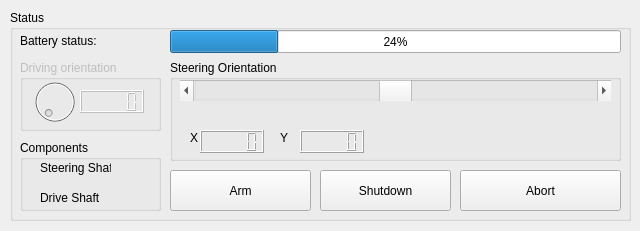
Before: the Qt Designer form CPI-UI/atvwindow.ui in madmilla/THO78-Roborescue, drawn with Qt 5.
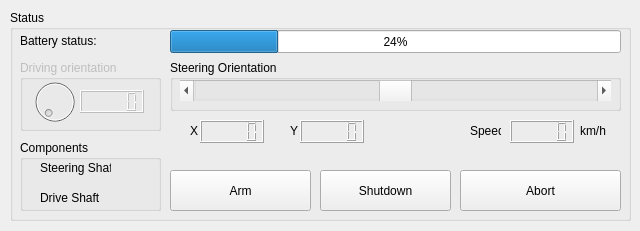
After: the same form once the commit is applied.

Commit message: ATV dinges adde

```diff
--- a/CPI-UI/atvwindow.ui
+++ b/CPI-UI/atvwindow.ui
@@ -84,7 +84,7 @@
        <x>160</x>
        <y>50</y>
        <width>451</width>
-       <height>101</height>
+       <height>51</height>
       </rect>
      </property>
      <property name="title">
@@ -115,52 +115,6 @@
        <bool>true</bool>
       </property>
      </widget>
-     <widget class="QLCDNumber" name="xLCD">
-      <property name="geometry">
-       <rect>
-        <x>30</x>
-        <y>70</y>
-        <width>64</width>
-        <height>23</height>
-       </rect>
-      </property>
-     </widget>
-     <widget class="QLCDNumber" name="yLCD">
-      <property name="geometry">
-       <rect>
-        <x>130</x>
-        <y>70</y>
-        <width>64</width>
-        <height>23</height>
-       </rect>
-      </property>
-     </widget>
-     <widget class="QLabel" name="xLabel">
-      <property name="geometry">
-       <rect>
-        <x>20</x>
-        <y>70</y>
-        <width>16</width>
-        <height>16</height>
-       </rect>
-      </property>
-      <property name="text">
-       <string>X</string>
-      </property>
-     </widget>
-     <widget class="QLabel" name="yLabel">
-      <property name="geometry">
-       <rect>
-        <x>110</x>
-        <y>70</y>
-        <width>16</width>
-        <height>16</height>
-       </rect>
-      </property>
-      <property name="text">
-       <string>Y</string>
-      </property>
-     </widget>
     </widget>
     <widget class="QPushButton" name="abortButton">
      <property name="geometry">
@@ -253,6 +207,88 @@
       <string>Battery status:</string>
      </property>
     </widget>
+    <widget class="QLCDNumber" name="xLCD">
+     <property name="geometry">
+      <rect>
+       <x>190</x>
+       <y>110</y>
+       <width>64</width>
+       <height>23</height>
+      </rect>
+     </property>
+    </widget>
+    <widget class="QLabel" name="xLabel">
+     <property name="geometry">
+      <rect>
+       <x>180</x>
+       <y>110</y>
+       <width>16</width>
+       <height>21</height>
+      </rect>
+     </property>
+     <property name="text">
+      <string>X</string>
+     </property>
+    </widget>
+    <widget class="QLabel" name="yLabel">
+     <property name="geometry">
+      <rect>
+       <x>280</x>
+       <y>110</y>
+       <width>16</width>
+       <height>21</height>
+      </rect>
+     </property>
+     <property name="text">
+      <string>Y</string>
+     </property>
+    </widget>
+    <widget class="QLCDNumber" name="yLCD">
+     <property name="geometry">
+      <rect>
+       <x>290</x>
+       <y>110</y>
+       <width>64</width>
+       <height>23</height>
+      </rect>
+     </property>
+    </widget>
+    <widget class="QLabel" name="speedLabel">
+     <property name="geometry">
+      <rect>
+       <x>460</x>
+       <y>110</y>
+       <width>31</width>
+       <height>21</height>
+      </rect>
+     </property>
+     <property name="text">
+      <string>Speed</string>
+     </property>
+    </widget>
+    <widget class="QLCDNumber" name="speedLCD">
+     <property name="geometry">
+      <rect>
+       <x>500</x>
+       <y>110</y>
+       <width>64</width>
+       <height>23</height>
+      </rect>
+     </property>
+    </widget>
+    <widget class="QLabel" name="speedUnitLabel">
+     <property name="geometry">
+      <rect>
+       <x>570</x>
+       <y>110</y>
+       <width>31</width>
+       <height>21</height>
+      </rect>
+     </property>
+     <property name="text">
+      <string>km/h</string>
+     </property>
+    </widget>
    </widget>
   </widget>
  </widget>
```
